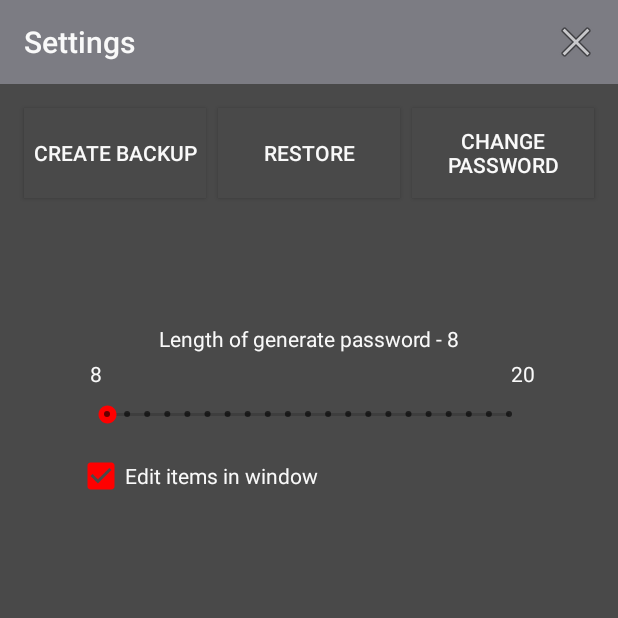
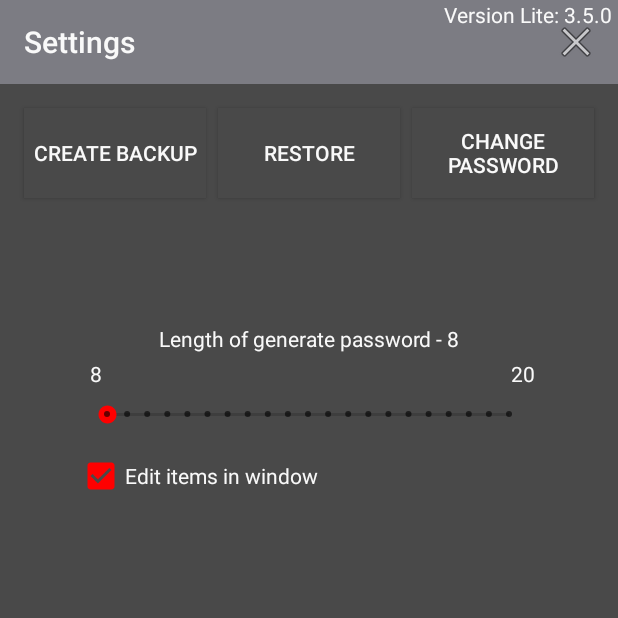
Before and after one commit to Ghedzik/CryptoBook1-lite, an Android app: the MainActivity screen opened directly, with no data from a screen before it, in the side drawer, after a tap on "Settings", on a phone screen of 412 x 824 dp, the top half of it. Run offline under Robolectric (Android 15) with nearby library versions, the phone set to English and light mode, and no system bars.

Commit message:
вывод номера версии, удаление ненунжных форм

```diff
--- a/app/src/main/java/com/shinkaryuk/passbook/SnackbarHelper.java
+++ b/app/src/main/java/com/shinkaryuk/passbook/SnackbarHelper.java
@@ -1,5 +1,6 @@
 package com.shinkaryuk.passbook;
 
+import android.app.AlertDialog;
 import android.content.Context;
 import android.support.design.widget.Snackbar;
 import android.support.v4.view.ViewCompat;
@@ -69,4 +70,9 @@ public class SnackbarHelper {
         snackHelper.snackbar.show();
         return snackHelper;
     }
+    public static void showAbout(Context context) {
+        String versionInfo = context.getResources().getString(R.string.version_info) + " " + BuildConfig.VERSION_CODE + "." + BuildConfig.VERSION_NAME + "\n\n";
+        new AlertDialog.Builder(context) .setMessage(versionInfo + context.getResources().getString(R.string.about_message)) .setPositiveButton(android.R.string.ok, null) .show();
+        //return null;
+    }
 }
--- a/app/src/main/java/com/shinkaryuk/passbook/activity_information.java
+++ b/app/src/main/java/com/shinkaryuk/passbook/activity_information.java
@@ -41,6 +41,7 @@ public class activity_information extends AppCompatActivity {
         tViewNotes.setVisibility(View.GONE);
         tViewImgNoCrypt.setVisibility(View.GONE);
         tViewNotesNoCrypt.setVisibility(View.GONE);
+        TextView tViewVersionInfo = findViewById(R.id.tvVersionInfo);
 
         labelCountImg.setVisibility(View.GONE);
         labelCountImgNoCrypt.setVisibility(View.GONE);
@@ -163,6 +164,10 @@ public class activity_information extends AppCompatActivity {
             tViewNotes.setText("0");
         }*/
         passCursor.close();
+
+        //выводим версию приложения
+        String versionInfo = tViewVersionInfo.getText().toString() + " " + BuildConfig.VERSION_CODE + "." + BuildConfig.VERSION_NAME;
+        tViewVersionInfo.setText(versionInfo);
     }
 
     @Override
--- a/app/src/main/java/com/shinkaryuk/passbook/loginActivity.java
+++ b/app/src/main/java/com/shinkaryuk/passbook/loginActivity.java
@@ -173,7 +173,8 @@ public class loginActivity extends AppCompatActivity {
     }
 
     public void onClickInfo(View view) {
-        new AlertDialog.Builder(this) .setMessage(R.string.info_message) .setPositiveButton(android.R.string.ok, null) .show();
+        //new AlertDialog.Builder(this) .setMessage(R.string.info_message) .setPositiveButton(android.R.string.ok, null) .show();
+        SnackbarHelper.showAbout(this);
     }
 
     // Function to check and request permission.
--- a/app/src/main/java/com/shinkaryuk/passbook/settings.java
+++ b/app/src/main/java/com/shinkaryuk/passbook/settings.java
@@ -95,6 +95,11 @@ public class settings extends AppCompatActivity {
         });
 
         ShowFilesIntenalStorage();
+
+        //выводим версию приложения
+        TextView tViewVersionInfo = findViewById(R.id.tvVersionInfoSettings);
+        String versionInfo = tViewVersionInfo.getText().toString() + " " + BuildConfig.VERSION_CODE + "." + BuildConfig.VERSION_NAME;
+        tViewVersionInfo.setText(versionInfo);
     }
 
     @Override
--- a/app/src/main/res/layout/activity_settings.xml
+++ b/app/src/main/res/layout/activity_settings.xml
@@ -186,4 +186,14 @@
 
     </android.support.v7.widget.Toolbar>
 
+    <TextView
+        android:id="@+id/tvVersionInfoSettings"
+        android:layout_width="wrap_content"
+        android:layout_height="wrap_content"
+        android:layout_marginEnd="4dp"
+        android:text="@string/version_info"
+        android:textColor="@color/сolorTextBlack"
+        app:layout_constraintEnd_toEndOf="parent"
+        app:layout_constraintTop_toTopOf="parent" />
+
 </android.support.constraint.ConstraintLayout>
--- a/app/src/main/res/values/strings.xml
+++ b/app/src/main/res/values/strings.xml
@@ -87,7 +87,7 @@
     <string name="title_activity_preview_image">Preview</string>
     <string name="dummy_button">Back</string>
     <string name="dummy_content">DUMMY\nCONTENT</string>
-
+    <string name="version_info">Version Lite: </string>
 
     <!--Строковые параметры для Activity Camera-->
     <string name="picture">Picture</string>
@@ -98,10 +98,10 @@
 
 
             \t\tThis application save passwords and its information.
-            Lite version save only 7 passwords. For more download full version app.
+            Lite version saves only 7 passwords. For more download full version app.
             The app does not have network tools. It does not send information to network, cloud and any open network services.\n
-            \t\tAll data endocde with AES 265 default. You may to decode any record or file/document/image/photo.
-            You may to create backup or restore data use your password.
+            \t\tAll data endocde with AES 265 default.
+            You may to create backup or restore data using your password.
             Your data under reliable protected!\n
 
 
@@ -117,8 +117,8 @@
             \t\tThis application save passwords and its information.
             Lite version save only 7 passwords. For more download full version app.
             The app does not have network tools. It does not send information to network, to cloud and to any open network services.\n
-            \t\tAll data endocde with AES 265 default. You may to decode any record or file/document/image/photo.
-            You may to create backup or restore data use your password.
+            \t\tAll data endocde with AES 265 default.
+            You may to create backup or restore data using your password.
             Your data under reliable protected!\n\n
 
         ]]>
```
Also changed, not shown: app/src/main/res/layout/activity_information.xml (+10 -0 lines), 1 other file.
